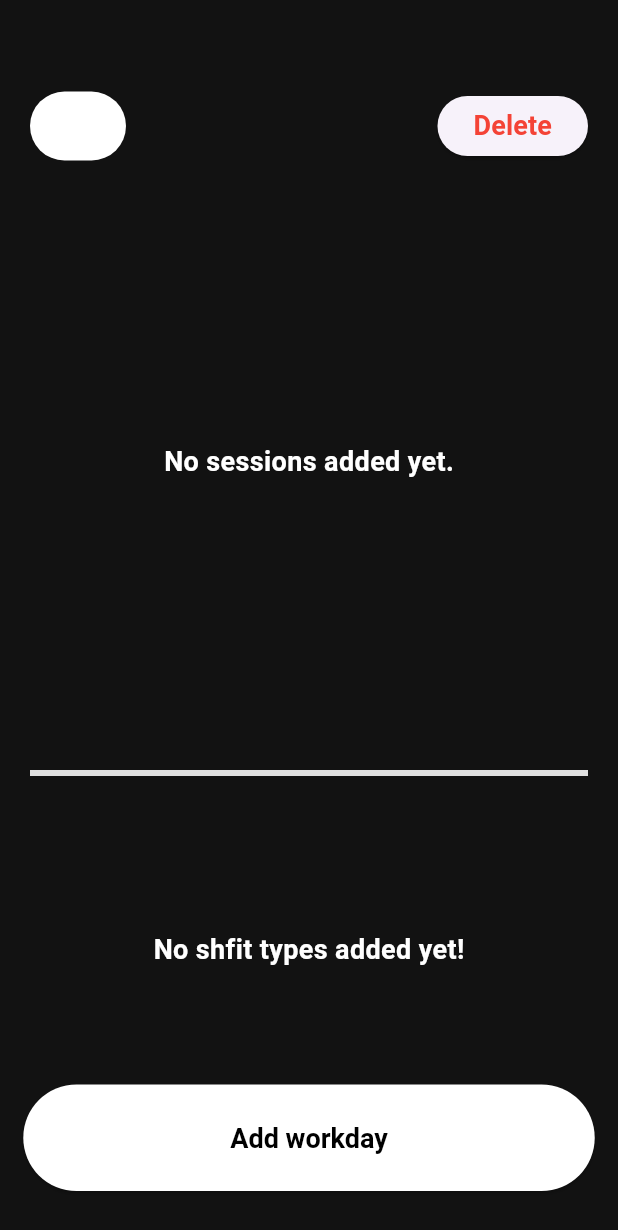
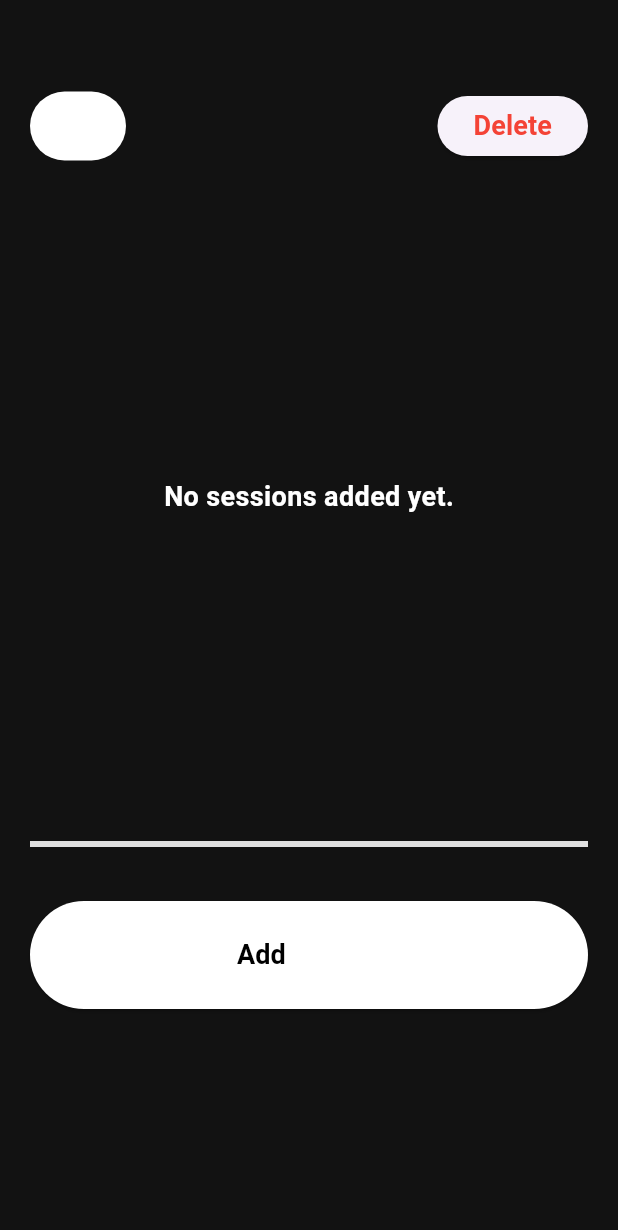
Before and after one commit to jakub-34/ITU, a Flutter app: the SessionScreen screen opened directly with empty values, on a phone screen of 412 x 824 dp. Shown: the top 1230 px of the screen. Run offline on Flutter 3.47's test engine with Material 3 defaults, Android fonts, the phone set to English and light mode, and no system bars; our stand-ins replace hive, hive_flutter; accounts and stored records are empty.

Commit message:
zatial takto teda

```diff
--- a/itu_app/lib/views/session_screen.dart
+++ b/itu_app/lib/views/session_screen.dart
@@ -213,45 +213,15 @@ class _SessionScreenState extends State<SessionScreen> {
           ),
           Expanded(
             flex: 1,
-            child: templates.isNotEmpty
-                ? ListView.builder(
-                    itemCount: templates.length,
+            child: ListView.builder(
+              itemCount: templates.length + 1, // Always include the "Add workday" button as the last item
               itemBuilder: (BuildContext context, int index) {
-                      return ConstrainedBox(
-                        constraints:
-                            const BoxConstraints(maxWidth: 500, maxHeight: 150),
-                        child: ElevatedButton.icon(
-                          onPressed: () {
-                            sessionController.addWorkSession(
-                                widget.jobId, index);
-                            loadSessions();
-                          },
-                          label: Text('${templates[index].name}',
-                              style: const TextStyle(color: Colors.black)),
-                          style: ElevatedButton.styleFrom(
-                            padding: const EdgeInsets.symmetric(
-                                horizontal: 138, vertical: 25),
-                            backgroundColor:
-                                Colors.white, // White button background
-                            textStyle: const TextStyle(
-                                fontSize: 18, fontWeight: FontWeight.bold),
-                          ),
-                        ),
-                      );
-                    },
-                  )
-                : const Center(
-                    child: Text(
-                      'No shfit types added yet!',
-                      style: TextStyle(
-                          fontSize: 18,
-                          fontWeight: FontWeight.bold,
-                          color: Colors.white),
-                    ),
-                  ),
-          ),
-          ConstrainedBox(
-            constraints: const BoxConstraints(maxWidth: 500, maxHeight: 150),
+                if (index == templates.length) {
+                  // Add workday button at the bottom of the templates list
+                  return Padding(
+                    padding: const EdgeInsets.symmetric(horizontal: 20, vertical: 10),
+                    child: ConstrainedBox(
+                      constraints: const BoxConstraints(maxWidth: 375, maxHeight: 72),
                       child: ElevatedButton.icon(
                         onPressed: () {
                           Navigator.push(
@@ -261,17 +231,108 @@ class _SessionScreenState extends State<SessionScreen> {
                             ),
                           ).then((_) => loadSessions());
                         },
-              label: const Text('Add workday',
-                  style: TextStyle(color: Colors.black)),
+                        label: const Text('Add template', style: TextStyle(color: Colors.black)),
                         style: ElevatedButton.styleFrom(
-                padding:
-                    const EdgeInsets.symmetric(horizontal: 138, vertical: 25),
+                          padding: const EdgeInsets.symmetric(horizontal: 138, vertical: 25),
                           backgroundColor: Colors.white, // White button background
-                textStyle:
-                    const TextStyle(fontSize: 18, fontWeight: FontWeight.bold),
+                          textStyle: const TextStyle(fontSize: 18, fontWeight: FontWeight.bold),
                         ),
                       ),
                     ),
+                  );
+                }
+
+                // Template item
+                WorkSession template = templates[index];
+                return Padding(
+                  padding: const EdgeInsets.symmetric(horizontal: 20, vertical: 10),
+                  child: ConstrainedBox(
+                    constraints: const BoxConstraints(maxWidth: 375, maxHeight: 72),
+                    child: Container(
+                      padding: const EdgeInsets.symmetric(horizontal: 20, vertical: 15),
+                      decoration: BoxDecoration(
+                        color: Colors.white, // White background
+                        borderRadius: BorderRadius.circular(60), // Rounded corners
+                        boxShadow: [
+                          BoxShadow(
+                            color: Colors.black.withOpacity(0.1),
+                            blurRadius: 4,
+                            offset: const Offset(0, 2), // Subtle shadow for depth
+                          ),
+                        ],
+                      ),
+                      child: Row(
+                        mainAxisAlignment: MainAxisAlignment.spaceBetween,
+                        children: [
+                          Column(
+                            crossAxisAlignment: CrossAxisAlignment.start,
+                            mainAxisAlignment: MainAxisAlignment.center,
+                            children: [
+                              Text(
+                                '${template.name}',
+                                style: const TextStyle(
+                                  fontSize: 18,
+                                  fontWeight: FontWeight.bold,
+                                  color: Colors.black,
+                                ),
+                              ),
+                            ],
+                          ),
+                          Row(
+                            children: [
+                              ElevatedButton(
+                                onPressed: () {
+                                  sessionController.addWorkSession(widget.jobId, index);
+                                  loadSessions(); // Reload sessions after adding from template
+                                },
+                                style: ElevatedButton.styleFrom(
+                                  backgroundColor: const Color(0x91D4FFFF),
+                                  shape: RoundedRectangleBorder(
+                                    borderRadius: BorderRadius.circular(60),
+                                  ),
+                                ),
+                                child: const Text(
+                                  'Set date',
+                                  style: TextStyle(
+                                    fontSize: 14,
+                                    fontWeight: FontWeight.bold,
+                                    color: Colors.black,
+                                  ),
+                                ),
+                              ),
+                              const SizedBox(width: 10), // Fixed spacing between buttons
+                              ElevatedButton(
+                                onPressed: () {
+                                  // TODO
+                                },
+                                style: ElevatedButton.styleFrom(
+                                  backgroundColor: const Color(0x91D4FFFF),
+                                  shape: RoundedRectangleBorder(
+                                    borderRadius: BorderRadius.circular(60),
+                                  ),
+                                ),
+                                child: const Text(
+                                  'Add Shift',
+                                  style: TextStyle(
+                                    fontSize: 14,
+                                    fontWeight: FontWeight.bold,
+                                    color: Colors.black,
+                                  ),
+                                ),
+                              ),
+                            ],
+                          ),
+                        ],
+                      ),
+                    ),
+                  ),
+                );
+              },
+            ),
+          ),
+
+
+
           // Add New Job button
           const SizedBox(height: 30.0), // Additional spacing below the button
         ],
```
Lines whose indentation alone changed are shown as unchanged.
